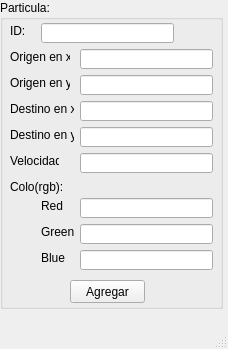
The window that mainwindow.ui (MAOrtegaGaleana/Actividad-8.) describes before a commit, drawn with Qt 5.
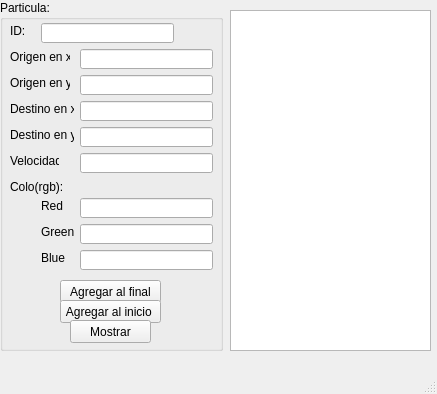
The same window after the commit.

Commit message: La informacion de la particula se muestra correctamente el widget plain text

What changed in the file:
```diff
--- a/mainwindow.ui
+++ b/mainwindow.ui
@@ -6,8 +6,8 @@
    <rect>
     <x>0</x>
     <y>0</y>
-    <width>228</width>
-    <height>349</height>
+    <width>437</width>
+    <height>394</height>
    </rect>
   </property>
   <property name="windowTitle">
@@ -20,7 +20,7 @@
       <x>0</x>
       <y>0</y>
       <width>223</width>
-      <height>309</height>
+      <height>351</height>
      </rect>
     </property>
     <property name="title">
@@ -249,16 +249,52 @@
     <widget class="QPushButton" name="pushButton">
      <property name="geometry">
       <rect>
-       <x>70</x>
+       <x>60</x>
        <y>280</y>
-       <width>75</width>
+       <width>101</width>
        <height>23</height>
       </rect>
      </property>
      <property name="text">
-      <string>Agregar</string>
+      <string>Agregar al final</string>
      </property>
     </widget>
+    <widget class="QPushButton" name="agregar_inicio_pushButton">
+     <property name="geometry">
+      <rect>
+       <x>60</x>
+       <y>300</y>
+       <width>101</width>
+       <height>23</height>
+      </rect>
+     </property>
+     <property name="text">
+      <string>Agregar al inicio </string>
+     </property>
+    </widget>
+    <widget class="QPushButton" name="mostrar_pushButton">
+     <property name="geometry">
+      <rect>
+       <x>70</x>
+       <y>320</y>
+       <width>81</width>
+       <height>23</height>
+      </rect>
+     </property>
+     <property name="text">
+      <string>Mostrar</string>
+     </property>
+    </widget>
+   </widget>
+   <widget class="QPlainTextEdit" name="salida">
+    <property name="geometry">
+     <rect>
+      <x>230</x>
+      <y>10</y>
+      <width>201</width>
+      <height>341</height>
+     </rect>
+    </property>
    </widget>
   </widget>
   <widget class="QMenuBar" name="menubar">
```
Left out of the diff: 22 changed lines with no effect on the pictures. The commit also changes 5 other files.
